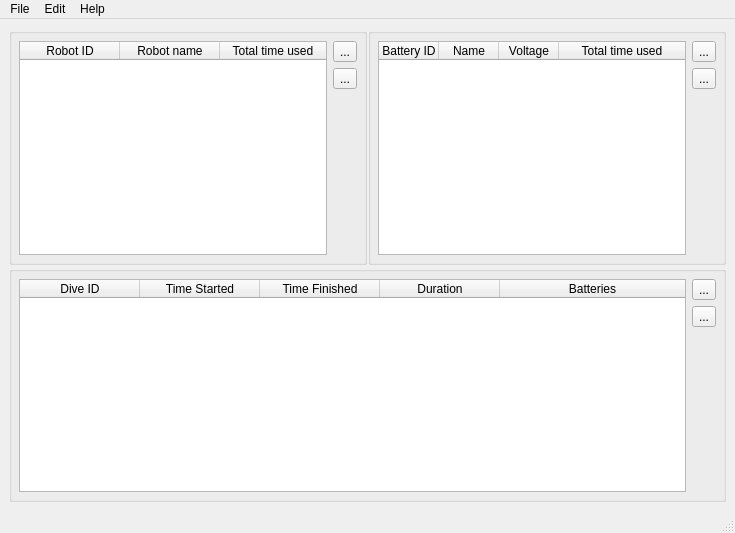
Qt form ui/mainwindow.ui (Negativex/battery_control) before a commit.
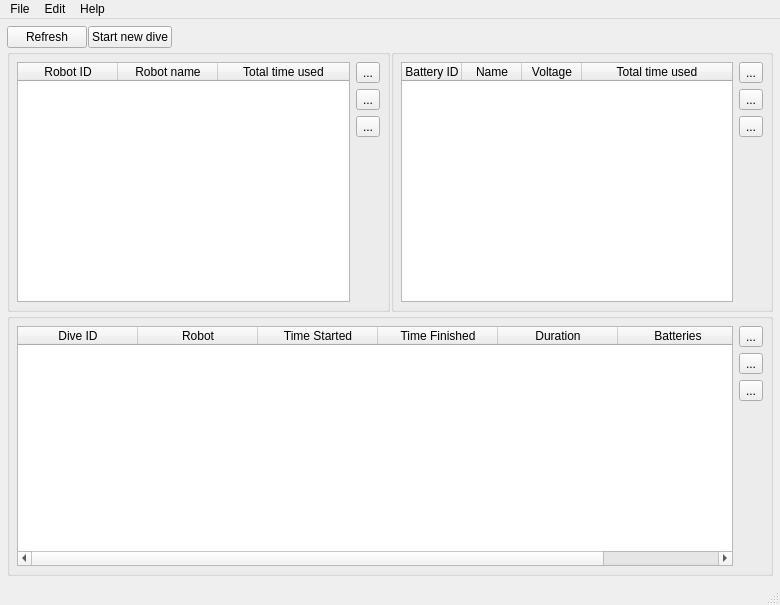
The same form after that commit. Icons and pictures are not drawn.

Diff of the .ui file:
```diff
--- a/ui/mainwindow.ui
+++ b/ui/mainwindow.ui
@@ -6,8 +6,8 @@
             <rect>
                 <x>0</x>
                 <y>0</y>
-                <width>735</width>
-                <height>533</height>
+                <width>780</width>
+                <height>605</height>
             </rect>
         </property>
         <property name="windowTitle">
@@ -44,10 +44,148 @@
                 <bool>false</bool>
             </property>
             <layout class="QGridLayout" name="gridLayout">
+                <property name="leftMargin">
+                    <number>7</number>
+                </property>
+                <property name="topMargin">
+                    <number>7</number>
+                </property>
+                <property name="rightMargin">
+                    <number>7</number>
+                </property>
+                <property name="bottomMargin">
+                    <number>7</number>
+                </property>
                 <property name="spacing">
                     <number>1</number>
                 </property>
-                <item row="1" column="2" colspan="2">
+                <item row="1" column="0">
+                    <widget class="QGroupBox" name="groupBox">
+                        <property name="title">
+                            <string/>
+                        </property>
+                        <layout class="QHBoxLayout" name="horizontalLayout">
+                            <property name="spacing">
+                                <number>-1</number>
+                            </property>
+                            <property name="sizeConstraint">
+                                <enum>QLayout::SetDefaultConstraint</enum>
+                            </property>
+                            <property name="leftMargin">
+                                <number>7</number>
+                            </property>
+                            <property name="topMargin">
+                                <number>7</number>
+                            </property>
+                            <property name="rightMargin">
+                                <number>7</number>
+                            </property>
+                            <property name="bottomMargin">
+                                <number>7</number>
+                            </property>
+                            <item>
+                                <widget class="QTableWidget" name="table_robots">
+                                    <property name="editTriggers">
+                                        <set>QAbstractItemView::NoEditTriggers</set>
+                                    </property>
+                                    <property name="selectionMode">
+                                        <enum>QAbstractItemView::SingleSelection</enum>
+                                    </property>
+                                    <property name="selectionBehavior">
+                                        <enum>QAbstractItemView::SelectRows</enum>
+                                    </property>
+                                    <property name="columnCount">
+                                        <number>3</number>
+                                    </property>
+                                    <attribute name="horizontalHeaderCascadingSectionResizes">
+                                        <bool>true</bool>
+                                    </attribute>
+                                    <attribute name="horizontalHeaderHighlightSections">
+                                        <bool>false</bool>
+                                    </attribute>
+                                    <attribute name="horizontalHeaderMinimumSectionSize">
+                                        <number>0</number>
+                                    </attribute>
+                                    <attribute name="horizontalHeaderStretchLastSection">
+                                        <bool>true</bool>
+                                    </attribute>
+                                    <attribute name="verticalHeaderVisible">
+                                        <bool>false</bool>
+                                    </attribute>
+                                    <attribute name="verticalHeaderDefaultSectionSize">
+                                        <number>24</number>
+                                    </attribute>
+                                    <column>
+                                        <property name="text">
+                                            <string>Robot ID</string>
+                                        </property>
+                                    </column>
+                                    <column>
+                                        <property name="text">
+                                            <string>Robot name</string>
+                                        </property>
+                                    </column>
+                                    <column>
+                                        <property name="text">
+                                            <string>Total time used</string>
+                                        </property>
+                                    </column>
+                                </widget>
+                            </item>
+                            <item>
+                                <layout class="QVBoxLayout" name="verticalLayout_2">
+                                    <item>
+                                        <widget class="QToolButton" name="button_add_robot">
+                                            <property name="text">
+                                                <string>...</string>
+                                            </property>
+                                            <property name="icon">
+                                                <iconset>
+                                                    <normaloff>../../../Downloads/add.png</normaloff>
+                                                    ../../../Downloads/add.png
+                                                </iconset>
+                                            </property>
+                                        </widget>
+                                    </item>
+                                    <item>
+                                        <widget class="QToolButton" name="button_edit_robot">
+                                            <property name="text">
+                                                <string>...</string>
+                                            </property>
+                                        </widget>
+                                    </item>
+                                    <item>
+                                        <widget class="QToolButton" name="button_remove_robot">
+                                            <property name="text">
+                                                <string>...</string>
+                                            </property>
+                                            <property name="icon">
+                                                <iconset>
+                                                    <normaloff>../src/assert/substract.png</normaloff>
+                                                    ../src/assert/substract.png
+                                                </iconset>
+                                            </property>
+                                        </widget>
+                                    </item>
+                                    <item>
+                                        <spacer name="verticalSpacer_2">
+                                            <property name="orientation">
+                                                <enum>Qt::Vertical</enum>
+                                            </property>
+                                            <property name="sizeHint" stdset="0">
+                                                <size>
+                                                    <width>20</width>
+                                                    <height>40</height>
+                                                </size>
+                                            </property>
+                                        </spacer>
+                                    </item>
+                                </layout>
+                            </item>
+                        </layout>
+                    </widget>
+                </item>
+                <item row="1" column="1">
                     <widget class="QGroupBox" name="groupBox_2">
                         <property name="title">
                             <string/>
@@ -159,6 +297,19 @@
                                             </property>
                                         </widget>
                                     </item>
+                                    <item>
+                                        <widget class="QToolButton" name="button_remove_battery">
+                                            <property name="text">
+                                                <string>...</string>
+                                            </property>
+                                            <property name="icon">
+                                                <iconset>
+                                                    <normaloff>../src/assert/substract.png</normaloff>
+                                                    ../src/assert/substract.png
+                                                </iconset>
+                                            </property>
+                                        </widget>
+                                    </item>
                                     <item>
                                         <spacer name="verticalSpacer_3">
                                             <property name="orientation">
@@ -177,120 +328,7 @@
                         </layout>
                     </widget>
                 </item>
-                <item row="1" column="0" colspan="2">
-                    <widget class="QGroupBox" name="groupBox">
-                        <property name="title">
-                            <string/>
-                        </property>
-                        <layout class="QHBoxLayout" name="horizontalLayout">
-                            <property name="spacing">
-                                <number>-1</number>
-                            </property>
-                            <property name="sizeConstraint">
-                                <enum>QLayout::SetDefaultConstraint</enum>
-                            </property>
-                            <property name="leftMargin">
-                                <number>7</number>
-                            </property>
-                            <property name="topMargin">
-                                <number>7</number>
-                            </property>
-                            <property name="rightMargin">
-                                <number>7</number>
-                            </property>
-                            <property name="bottomMargin">
-                                <number>7</number>
-                            </property>
-                            <item>
-                                <widget class="QTableWidget" name="table_robots">
-                                    <property name="editTriggers">
-                                        <set>QAbstractItemView::NoEditTriggers</set>
-                                    </property>
-                                    <property name="selectionMode">
-                                        <enum>QAbstractItemView::SingleSelection</enum>
-                                    </property>
-                                    <property name="selectionBehavior">
-                                        <enum>QAbstractItemView::SelectRows</enum>
-                                    </property>
-                                    <property name="columnCount">
-                                        <number>3</number>
-                                    </property>
-                                    <attribute name="horizontalHeaderCascadingSectionResizes">
-                                        <bool>true</bool>
-                                    </attribute>
-                                    <attribute name="horizontalHeaderHighlightSections">
-                                        <bool>false</bool>
-                                    </attribute>
-                                    <attribute name="horizontalHeaderMinimumSectionSize">
-                                        <number>0</number>
-                                    </attribute>
-                                    <attribute name="horizontalHeaderStretchLastSection">
-                                        <bool>true</bool>
-                                    </attribute>
-                                    <attribute name="verticalHeaderVisible">
-                                        <bool>false</bool>
-                                    </attribute>
-                                    <attribute name="verticalHeaderDefaultSectionSize">
-                                        <number>24</number>
-                                    </attribute>
-                                    <column>
-                                        <property name="text">
-                                            <string>Robot ID</string>
-                                        </property>
-                                    </column>
-                                    <column>
-                                        <property name="text">
-                                            <string>Robot name</string>
-                                        </property>
-                                    </column>
-                                    <column>
-                                        <property name="text">
-                                            <string>Total time used</string>
-                                        </property>
-                                    </column>
-                                </widget>
-                            </item>
-                            <item>
-                                <layout class="QVBoxLayout" name="verticalLayout_2">
-                                    <item>
-                                        <widget class="QToolButton" name="button_add_robot">
-                                            <property name="text">
-                                                <string>...</string>
-                                            </property>
-                                            <property name="icon">
-                                                <iconset>
-                                                    <normaloff>../../../Downloads/add.png</normaloff>
-                                                    ../../../Downloads/add.png
-                                                </iconset>
-                                            </property>
-                                        </widget>
-                                    </item>
-                                    <item>
-                                        <widget class="QToolButton" name="button_edit_robot">
-                                            <property name="text">
-                                                <string>...</string>
-                                            </property>
-                                        </widget>
-                                    </item>
-                                    <item>
-                                        <spacer name="verticalSpacer_2">
-                                            <property name="orientation">
-                                                <enum>Qt::Vertical</enum>
-                                            </property>
-                                            <property name="sizeHint" stdset="0">
-                                                <size>
-                                                    <width>20</width>
-                                                    <height>40</height>
-                                                </size>
-                                            </property>
-                                        </spacer>
-                                    </item>
-                                </layout>
-                            </item>
-                        </layout>
-                    </widget>
-                </item>
-                <item row="2" column="0" colspan="4">
+                <item row="2" column="0" colspan="2">
                     <widget class="QGroupBox" name="groupBox_3">
                         <property name="enabled">
                             <bool>true</bool>
@@ -354,6 +392,11 @@
                                             <string>Dive ID</string>
                                         </property>
                                     </column>
+                                    <column>
+                                        <property name="text">
+                                            <string>Robot</string>
+                                        </property>
+                                    </column>
                                     <column>
                                         <property name="text">
                                             <string>Time Started</string>
@@ -395,6 +438,24 @@
                                         <widget class="QToolButton" name="button_edit_dive">
                                             <property name="text">
                                                 <string>...</string>
+                                            </property>
+                                            <property name="icon">
+                                                <iconset>
+                                                    <normaloff>../src/assert/substract.png</normaloff>
+                                                    ../src/assert/substract.png
+                                                </iconset>
+                                            </property>
+                                        </widget>
+                                    </item>
+                                    <item>
+                                        <widget class="QToolButton" name="button_stop_dive">
+                                            <property name="text">
+                                                <string>...</string>
+                                            </property>
+                                            <property name="icon">
+                                                <iconset>
+                                                    <normaloff>../src/assert/stop.png</normaloff>../src/assert/stop.png
+                                                </iconset>
                                             </property>
                                         </widget>
                                     </item>
@@ -416,6 +477,37 @@
                         </layout>
                     </widget>
                 </item>
+                <item row="0" column="0" colspan="2">
+                    <layout class="QHBoxLayout" name="horizontalLayout_3">
+                        <item>
+                            <widget class="QPushButton" name="button_refresh">
+                                <property name="text">
+                                    <string>Refresh</string>
+                                </property>
+                            </widget>
+                        </item>
+                        <item>
+                            <widget class="QPushButton" name="button_start_dive">
+                                <property name="text">
+                                    <string>Start new dive</string>
+                                </property>
+                            </widget>
+                        </item>
+                        <item>
+                            <spacer name="horizontalSpacer">
+                                <property name="orientation">
+                                    <enum>Qt::Horizontal</enum>
+                                </property>
+                                <property name="sizeHint" stdset="0">
+                                    <size>
+                                        <width>40</width>
+                                        <height>20</height>
+                                    </size>
+                                </property>
+                            </spacer>
+                        </item>
+                    </layout>
+                </item>
             </layout>
         </widget>
         <widget class="QMenuBar" name="menubar">
@@ -423,7 +515,7 @@
                 <rect>
                     <x>0</x>
                     <y>0</y>
-                    <width>735</width>
+                    <width>780</width>
                     <height>22</height>
                 </rect>
             </property>
```
Left out of the diff: 3 changed lines with no effect on the pictures.
